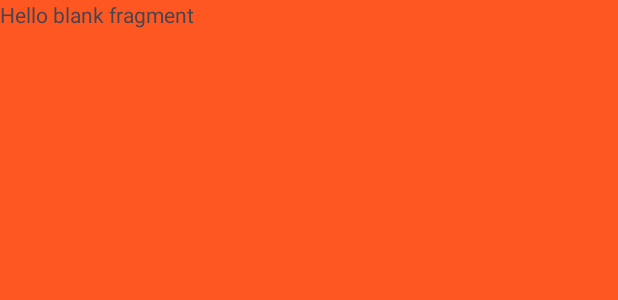
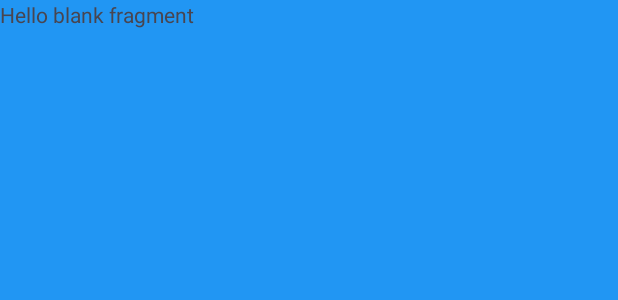
Before and after one commit to phongnh10/App_Food, an Android app: the layout fragment_search.xml on its own in the app's theme, with its tools: preview values and no code run, on a phone screen of 412 x 824 dp. Shown: the top 300 px of the screen. Run offline under Robolectric (Android 15) with nearby library versions, the light colour scheme and no system bars.

Commit message:
change color background fragment search

```diff
--- a/app/src/main/res/layout/fragment_search.xml
+++ b/app/src/main/res/layout/fragment_search.xml
@@ -9,6 +9,6 @@
         android:layout_width="match_parent"
         android:layout_height="match_parent"
         android:text="@string/hello_blank_fragment"
-        android:background="#FF5722"/>
+        android:background="#2196F3"/>
 
 </FrameLayout>
```
